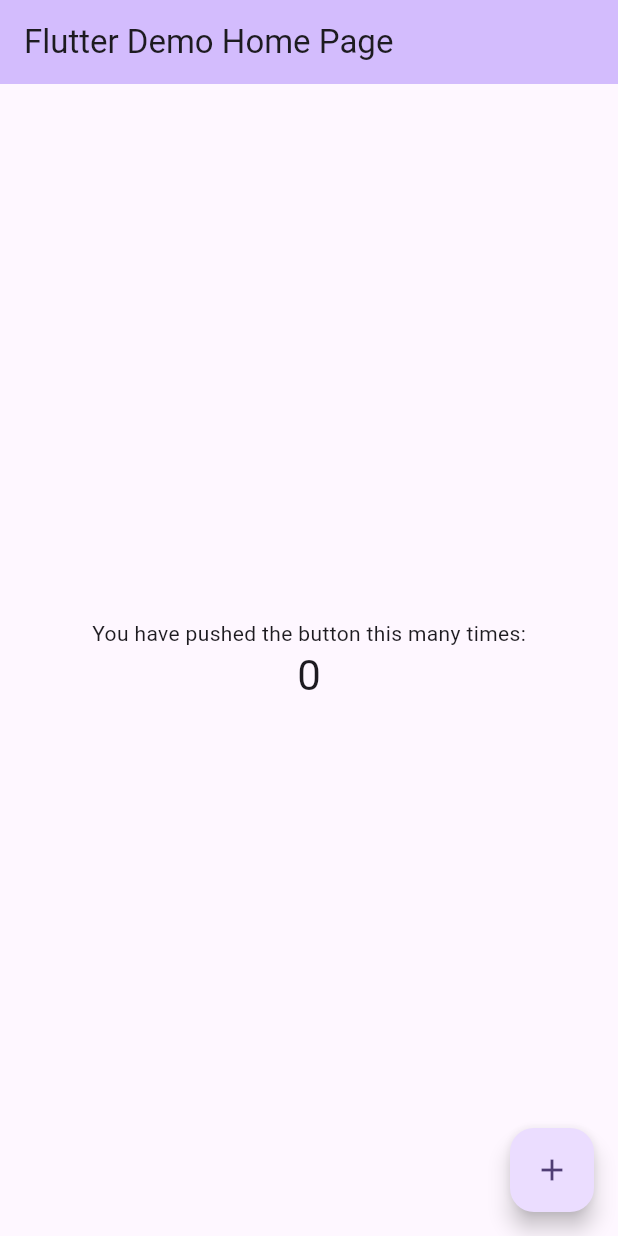
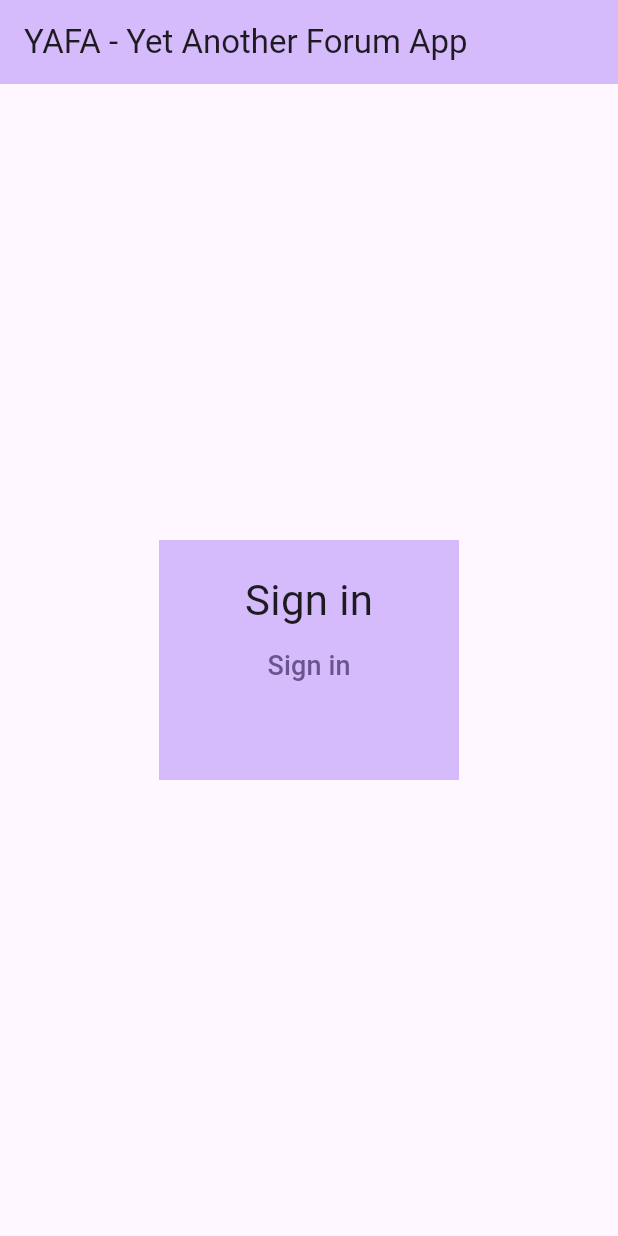
Before and after one commit to Przemo12121/YAFA, a Flutter app: the screen it shows after launch, on a phone screen of 412 x 824 dp. Run offline on Flutter 3.47's test engine with Material 2 defaults, Android fonts, the light colour scheme and no system bars.

Commit message:
started login pade

```diff
--- /dev/null
+++ b/yafa/lib/layouts/main.dart
@@ -0,0 +1,18 @@
+import 'package:flutter/material.dart';
+
+class MainLayout extends StatelessWidget {
+  const MainLayout({super.key, required this.title, required this.body});
+
+  final String title;
+  final Widget body;
+
+  @override
+  Widget build(BuildContext context) {
+    return Scaffold(
+        appBar: AppBar(
+          backgroundColor: Theme.of(context).colorScheme.inversePrimary,
+          title: Text(title),
+        ),
+        body: body);
+  }
+}
--- a/yafa/lib/main.dart
+++ b/yafa/lib/main.dart
@@ -1,125 +1,26 @@
 import 'package:flutter/material.dart';
+import 'package:yafa/layouts/main.dart';
+import 'package:yafa/pages/login.dart';
 
 void main() {
-  runApp(const MyApp());
+  runApp(const Yafa());
 }
 
-class MyApp extends StatelessWidget {
-  const MyApp({super.key});
+class Yafa extends StatelessWidget {
+  const Yafa({super.key});
 
   // This widget is the root of your application.
   @override
   Widget build(BuildContext context) {
     return MaterialApp(
-      title: 'Flutter Demo',
+      title: 'YAFA',
       theme: ThemeData(
-        // This is the theme of your application.
-        //
-        // TRY THIS: Try running your application with "flutter run". You'll see
-        // the application has a blue toolbar. Then, without quitting the app,
-        // try changing the seedColor in the colorScheme below to Colors.green
-        // and then invoke "hot reload" (save your changes or press the "hot
-        // reload" button in a Flutter-supported IDE, or press "r" if you used
-        // the command line to start the app).
-        //
-        // Notice that the counter didn't reset back to zero; the application
-        // state is not lost during the reload. To reset the state, use hot
-        // restart instead.
-        //
-        // This works for code too, not just values: Most code changes can be
-        // tested with just a hot reload.
-        colorScheme: ColorScheme.fromSeed(seedColor: Colors.deepPurple),
+        colorScheme:
+            ColorScheme.fromSeed(seedColor: Color.fromARGB(255, 152, 109, 222)),
         useMaterial3: true,
       ),
-      home: const MyHomePage(title: 'Flutter Demo Home Page'),
+      home: const MainLayout(
+          title: 'YAFA - Yet Another Forum App', body: LoginPage()),
     );
   }
 }
-
-class MyHomePage extends StatefulWidget {
-  const MyHomePage({super.key, required this.title});
-
-  // This widget is the home page of your application. It is stateful, meaning
-  // that it has a State object (defined below) that contains fields that affect
-  // how it looks.
-
-  // This class is the configuration for the state. It holds the values (in this
-  // case the title) provided by the parent (in this case the App widget) and
-  // used by the build method of the State. Fields in a Widget subclass are
-  // always marked "final".
-
-  final String title;
-
-  @override
-  State<MyHomePage> createState() => _MyHomePageState();
-}
-
-class _MyHomePageState extends State<MyHomePage> {
-  int _counter = 0;
-
-  void _incrementCounter() {
-    setState(() {
-      // This call to setState tells the Flutter framework that something has
-      // changed in this State, which causes it to rerun the build method below
-      // so that the display can reflect the updated values. If we changed
-      // _counter without calling setState(), then the build method would not be
-      // called again, and so nothing would appear to happen.
-      _counter++;
-    });
-  }
-
-  @override
-  Widget build(BuildContext context) {
-    // This method is rerun every time setState is called, for instance as done
-    // by the _incrementCounter method above.
-    //
-    // The Flutter framework has been optimized to make rerunning build methods
-    // fast, so that you can just rebuild anything that needs updating rather
-    // than having to individually change instances of widgets.
-    return Scaffold(
-      appBar: AppBar(
-        // TRY THIS: Try changing the color here to a specific color (to
-        // Colors.amber, perhaps?) and trigger a hot reload to see the AppBar
-        // change color while the other colors stay the same.
-        backgroundColor: Theme.of(context).colorScheme.inversePrimary,
-        // Here we take the value from the MyHomePage object that was created by
-        // the App.build method, and use it to set our appbar title.
-        title: Text(widget.title),
-      ),
-      body: Center(
-        // Center is a layout widget. It takes a single child and positions it
-        // in the middle of the parent.
-        child: Column(
-          // Column is also a layout widget. It takes a list of children and
-          // arranges them vertically. By default, it sizes itself to fit its
-          // children horizontally, and tries to be as tall as its parent.
-          //
-          // Column has various properties to control how it sizes itself and
-          // how it positions its children. Here we use mainAxisAlignment to
-          // center the children vertically; the main axis here is the vertical
-          // axis because Columns are vertical (the cross axis would be
-          // horizontal).
-          //
-          // TRY THIS: Invoke "debug painting" (choose the "Toggle Debug Paint"
-          // action in the IDE, or press "p" in the console), to see the
-          // wireframe for each widget.
-          mainAxisAlignment: MainAxisAlignment.center,
-          children: <Widget>[
-            const Text(
-              'You have pushed the button this many times:',
-            ),
-            Text(
-              '$_counter',
-              style: Theme.of(context).textTheme.headlineMedium,
-            ),
-          ],
-        ),
-      ),
-      floatingActionButton: FloatingActionButton(
-        onPressed: _incrementCounter,
-        tooltip: 'Increment',
-        child: const Icon(Icons.add),
-      ), // This trailing comma makes auto-formatting nicer for build methods.
-    );
-  }
-}
--- /dev/null
+++ b/yafa/lib/pages/login.dart
@@ -0,0 +1,23 @@
+import 'package:flutter/material.dart';
+
+class LoginPage extends StatelessWidget {
+  const LoginPage({super.key});
+
+  @override
+  Widget build(BuildContext context) {
+    return Center(
+        child: Container(
+      height: 160,
+      width: 200,
+      padding: const EdgeInsets.symmetric(vertical: 20, horizontal: 40),
+      color: Theme.of(context).colorScheme.inversePrimary,
+      child: Column(children: [
+        const Text("Sign in", style: TextStyle(fontSize: 28)),
+        TextButton(
+          child: const Text("Sign in", style: TextStyle(fontSize: 18)),
+          onPressed: () => {},
+        )
+      ]),
+    ));
+  }
+}
```
Also changed, not shown: 1 other file.
